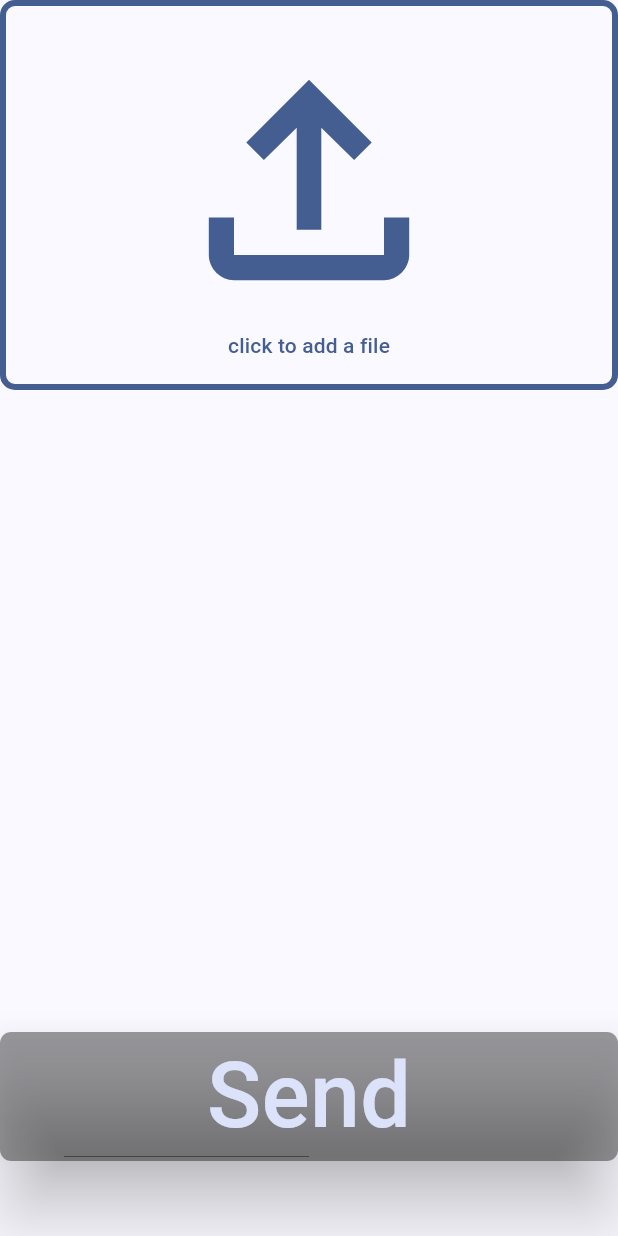
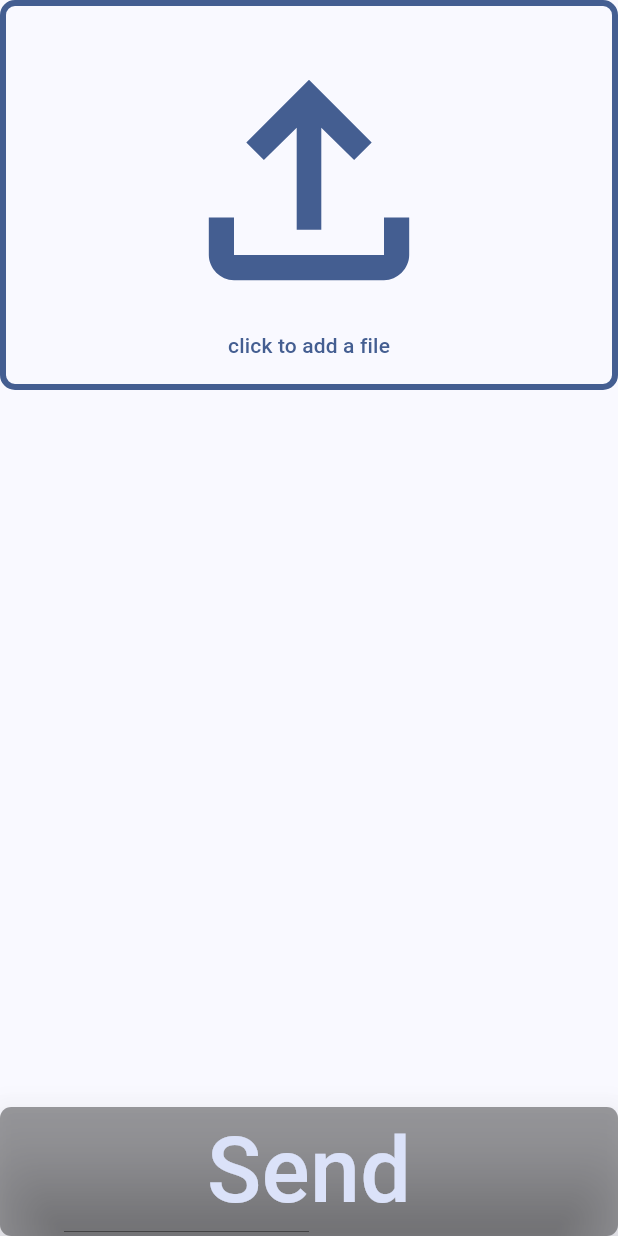
Before and after one commit to Djalcoding/DBServer, a Flutter app: what sendFilesPage() shows on an empty page, opened directly, on a phone screen of 412 x 824 dp. Run offline on Flutter 3.47's test engine with Material 3 defaults, Android fonts, the light colour scheme and no system bars; our stand-ins replace file_picker.

Commit message:
some dart stuff

```diff
--- a/serverclient/lib/filemanagement.dart
+++ b/serverclient/lib/filemanagement.dart
@@ -6,6 +6,7 @@ import 'package:flutter/material.dart';
 Future<List<PlatformFile>?> getReceivedFiles() async {
   FilePickerResult? result = await FilePicker.platform.pickFiles(
     allowMultiple: true,
+    withData: true
   );
   return result?.files;
 }
@@ -97,32 +98,3 @@ class FileCard extends StatelessWidget {
     );
   }
 }
-
-Widget buildSendFileButton(ThemeData theme, void Function() onPressed) {
-  return TextButton(
-    onPressed: onPressed,
-    style: ButtonStyle(
-      splashFactory: NoSplash.splashFactory,
-      padding: WidgetStatePropertyAll(EdgeInsetsGeometry.all(10)),
-      shape: WidgetStatePropertyAll(
-        RoundedRectangleBorder(
-          side: BorderSide(color: theme.colorScheme.primary, width: 4),
-          borderRadius: BorderRadiusGeometry.all(Radius.circular(10)),
-        ),
-      ),
-    ),
-    child: Padding(
-      padding: EdgeInsetsGeometry.all(10),
-      child: Column(
-        children: [
-          Icon(
-            Icons.file_upload_outlined,
-            size: 200,
-            color: theme.colorScheme.primary,
-          ),
-          Text("click to add a file"),
-        ],
-      ),
-    ),
-  );
-}
--- a/serverclient/lib/pages/send.dart
+++ b/serverclient/lib/pages/send.dart
@@ -1,6 +1,40 @@
 import 'package:flutter/material.dart';
 import 'package:serverclient/filemanagement.dart';
 import 'package:serverclient/main.dart';
+
+Widget buildSendFileZone(void Function() onPressed) {
+  return Builder(
+    builder: (BuildContext context) {
+      ThemeData theme = Theme.of(context);
+      return TextButton(
+        onPressed: onPressed,
+        style: ButtonStyle(
+          splashFactory: NoSplash.splashFactory,
+          padding: WidgetStatePropertyAll(EdgeInsetsGeometry.all(10)),
+          shape: WidgetStatePropertyAll(
+            RoundedRectangleBorder(
+              side: BorderSide(color: theme.colorScheme.primary, width: 4),
+              borderRadius: BorderRadiusGeometry.all(Radius.circular(10)),
+            ),
+          ),
+        ),
+        child: Padding(
+          padding: EdgeInsetsGeometry.all(10),
+          child: Column(
+            children: [
+              Icon(
+                Icons.file_upload_outlined,
+                size: 200,
+                color: theme.colorScheme.primary,
+              ),
+              Text("click to add a file"),
+            ],
+          ),
+        ),
+      );
+    },
+  );
+}
 
 Widget _buildFileList(HomePageState state, {int maxLength = 10}) {
   List<Widget> fileList = FileCard.fromList(
@@ -60,13 +94,18 @@ Widget _buildFileList(HomePageState state, {int maxLength = 10}) {
                 ),
               ),
             ),
-          Expanded(child: SizedBox()),
-          Row(
-            mainAxisAlignment: MainAxisAlignment.center,
-            children: [
-              Expanded(
-                child: ElevatedButton(
-                  onPressed: fileList.isNotEmpty ? () {} : null,
+        ],
+      );
+    },
+  );
+}
+
+Widget _buildSendButton(void Function()? onPressed) {
+  return Builder(
+    builder: (BuildContext context) {
+      ThemeData theme = Theme.of(context);
+      return ElevatedButton(
+        onPressed: onPressed,
         style: ButtonStyle(
           elevation: WidgetStatePropertyAll(20),
           backgroundColor: WidgetStateColor.fromMap({
@@ -75,9 +114,7 @@ Widget _buildFileList(HomePageState state, {int maxLength = 10}) {
           }),
           shape: WidgetStatePropertyAll(
             RoundedRectangleBorder(
-                        borderRadius: BorderRadiusGeometry.all(
-                          Radius.circular(7.5),
-                        ),
+              borderRadius: BorderRadiusGeometry.all(Radius.circular(7.5)),
             ),
           ),
         ),
@@ -85,44 +122,26 @@ Widget _buildFileList(HomePageState state, {int maxLength = 10}) {
           "Send",
           style: TextStyle(
             fontSize: 60,
-                      color: theme
-                          .colorScheme
-                          .secondaryFixed, // TODO : darker text
+            color: theme.colorScheme.secondaryFixed,
           ),
         ),
-                ),
-              ),
-            ],
-          ),
-          SizedBox(height: 30),
-        ],
       );
     },
   );
 }
 
 Widget sendFilesPage(HomePageState state) {
-  return Builder(
-    builder: (BuildContext context) {
-      ThemeData theme = Theme.of(context);
   return Column(
     spacing: 20,
     mainAxisAlignment: MainAxisAlignment.start,
-        crossAxisAlignment: CrossAxisAlignment.start,
+    crossAxisAlignment: CrossAxisAlignment.stretch,
     children: [
-          Row(
-            children: [
-              Expanded(
-                child: buildSendFileButton(theme, () async {
+      buildSendFileZone(() async {
         state.scheduleFiles(await getReceivedFiles());
       }),
-              ),
-            ],
-          ),
       SizedBox(height: 30),
       Expanded(child: _buildFileList(state)),
+      _buildSendButton(state.scheduledFiles.isNotEmpty ? () {state.sendFiles();} : null),
     ],
   );
-    },
-  );
 }
```
Also changed, not shown: serverclient/lib/http.dart (+8 -8 lines), serverclient/lib/main.dart (+11 -0 lines), serverclient/lib/network.dart (+8 -7 lines). Lines whose indentation alone changed are shown as unchanged.
